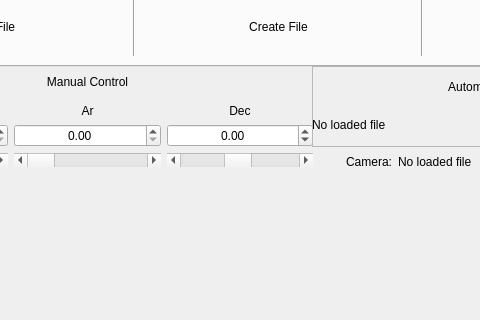
HebertWP/star-tracker-simulator, file star_tracker/resources/MainWindow.ui: the form before one commit; both pictures show x 148 to 628 and y 94 to 414 of the 832 by 672 pixel window.
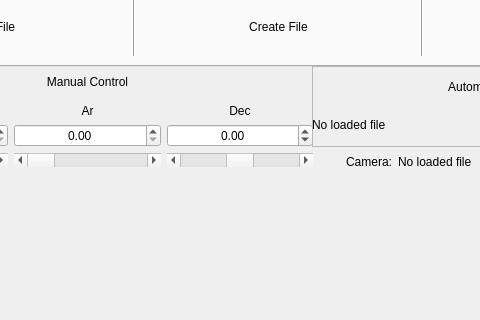
The form after the commit. Icons and pictures are not drawn. Custom widgets are drawn as their Qt base class.

What changed in the file:
```diff
--- a/star_tracker/resources/MainWindow.ui
+++ b/star_tracker/resources/MainWindow.ui
@@ -164,6 +164,9 @@
            <property name="minimum">
             <number>-90</number>
            </property>
+           <property name="maximum">
+            <number>90</number>
+           </property>
            <property name="orientation">
             <enum>Qt::Horizontal</enum>
            </property>
```
